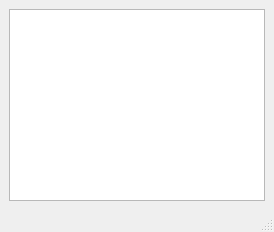
The window that mainwindow.ui (soda92/test-qt) describes before a commit, drawn with Qt 5.
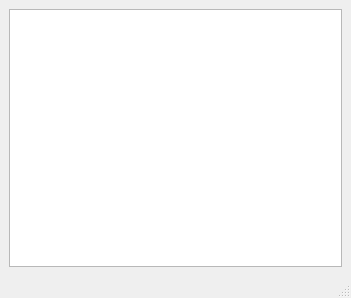
The same window after the commit.

Commit message: change windows size

What changed in the file:
```diff
--- a/mainwindow.ui
+++ b/mainwindow.ui
@@ -2,13 +2,21 @@
 <ui version="4.0">
     <class>MainWindow</class>
     <widget class="QMainWindow" name="MainWindow">
+  <property name="geometry">
+   <rect>
+    <x>0</x>
+    <y>0</y>
+    <width>351</width>
+    <height>298</height>
+   </rect>
+  </property>
         <property name="windowTitle">
             <string>MainWindow</string>
         </property>
         <widget class="QWidget" name="centralwidget">
-            <layout class="QHBoxLayout" name="horizontalLayout">
+   <layout class="QVBoxLayout" name="verticalLayout">
                 <item>
-                    <widget class="QTextEdit" name="textEdit" />
+     <widget class="QTextEdit" name="textEdit"/>
                 </item>
             </layout>
         </widget>
```
Left out of the diff: 14 changed lines with no effect on the pictures. Lines whose indentation alone changed are shown as unchanged.
